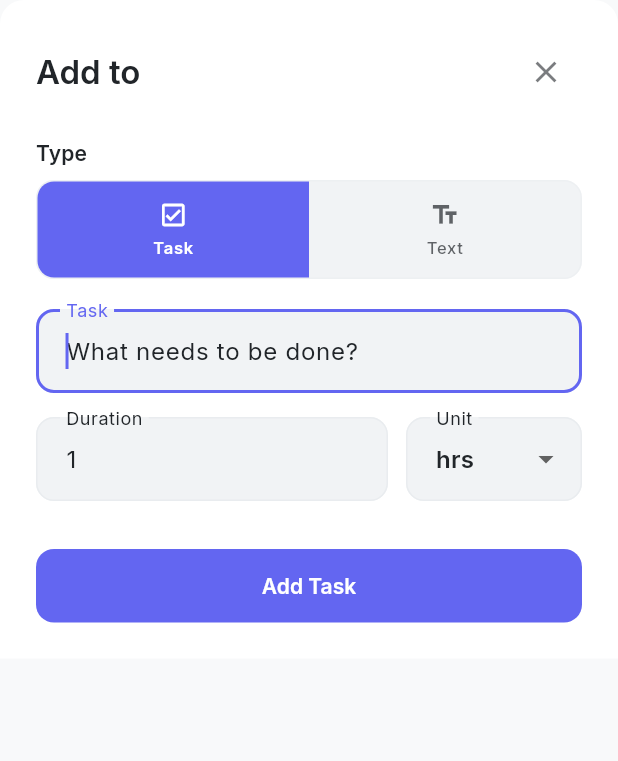
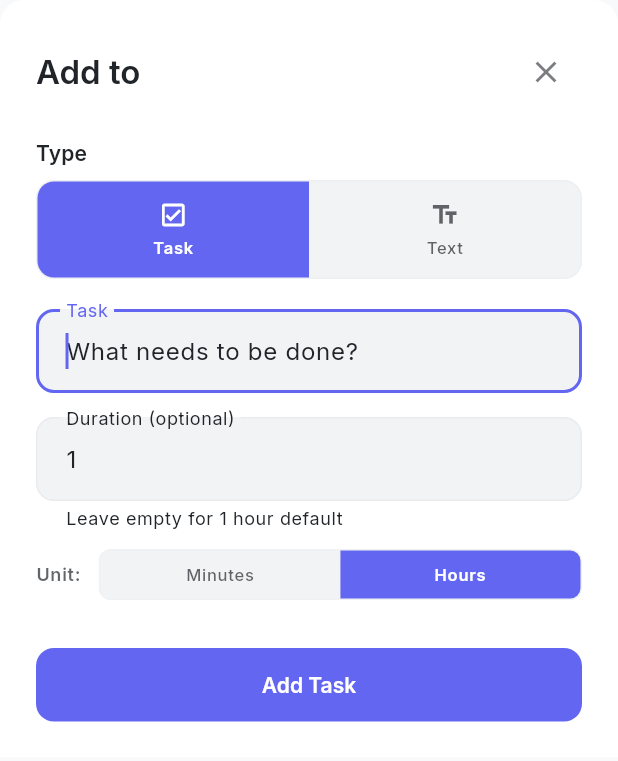
Before and after one commit to gs-deliverists-io/daily-champ, a Flutter app: the AddItemSheet widget shown alone on an empty page, opened directly with empty values, on a phone screen of 412 x 824 dp. Shown: the top 761 px of the screen. Run offline on Flutter 3.47's test engine with Material 3 defaults, Android fonts, the phone set to English and light mode, and no system bars; our stand-ins replace fl_chart, flutter_markdown_plus, flutter_slidable, google_fonts, shared_preferences, table_calendar and 1 more; accounts and stored records are empty.

Commit message:
Fix duration input UI: replace dropdown with segmented button
- Replace DropdownButtonFormField with segmented button style selector
- Prevents keyboard dismissal when selecting time unit
- Makes duration field optional (defaults to 1.0 hours if empty)
- Add helper text: 'Leave empty for 1 hour default'
- Unit selector shows 'Minutes' and 'Hours' in segmented control
- Consistent UI pattern with type selector (Task/Text)
- Fixes glitch where dropdown caused keyboard to disappear
- All 36 tests passing

```diff
--- a/lib/widgets/add_item_sheet.dart
+++ b/lib/widgets/add_item_sheet.dart
@@ -141,62 +141,43 @@ class _AddItemSheetState extends State<AddItemSheet> {
             // Time input (only for tasks)
             if (_selectedType == ItemType.task) ...[
               const SizedBox(height: AppTheme.space16),
-              Row(
-                crossAxisAlignment: CrossAxisAlignment.start,
-                children: [
-                  // Time value input
-                  Expanded(
-                    flex: 2,
-                    child: TextFormField(
+              // Duration input field
+              TextFormField(
                 controller: _timeController,
                 decoration: InputDecoration(
-                        labelText: 'Duration',
-                        hintText:
-                            _selectedTimeUnit == TimeUnit.hours ? '1' : '30',
+                  labelText: 'Duration (optional)',
+                  hintText: _selectedTimeUnit == TimeUnit.hours ? '1' : '30',
+                  helperText: 'Leave empty for 1 hour default',
                 ),
                 keyboardType:
                     const TextInputType.numberWithOptions(decimal: true),
                 textInputAction: TextInputAction.done,
                 onFieldSubmitted: (_) => _save(),
                 validator: (value) {
+                  // Allow empty - will default to 1.0
                   if (value == null || value.trim().isEmpty) {
-                          return 'Required';
+                    return null;
                   }
                   final time = double.tryParse(value);
                   if (time == null || time <= 0) {
-                          return 'Invalid';
+                    return 'Must be a positive number';
                   }
                   return null;
                 },
               ),
+              const SizedBox(height: AppTheme.space12),
+              // Unit selector (segmented button style - no keyboard dismissal)
+              Row(
+                children: [
+                  Text(
+                    'Unit:',
+                    style: theme.textTheme.labelMedium?.copyWith(
+                      color: colorScheme.onSurface.withValues(alpha: 0.7),
+                    ),
                   ),
                   const SizedBox(width: AppTheme.space12),
-                  // Unit selector dropdown
                   Expanded(
-                    flex: 1,
-                    child: DropdownButtonFormField<TimeUnit>(
-                      value: _selectedTimeUnit,
-                      decoration: const InputDecoration(
-                        labelText: 'Unit',
-                      ),
-                      items: const [
-                        DropdownMenuItem(
-                          value: TimeUnit.minutes,
-                          child: Text('min'),
-                        ),
-                        DropdownMenuItem(
-                          value: TimeUnit.hours,
-                          child: Text('hrs'),
-                        ),
-                      ],
-                      onChanged: (TimeUnit? newValue) {
-                        if (newValue != null) {
-                          setState(() {
-                            _selectedTimeUnit = newValue;
-                          });
-                        }
-                      },
-                    ),
+                    child: _buildUnitSelector(theme, colorScheme),
                   ),
                 ],
               ),
@@ -243,6 +224,79 @@ class _AddItemSheetState extends State<AddItemSheet> {
             isLast: true,
           ),
         ],
+      ),
+    );
+  }
+
+  Widget _buildUnitSelector(ThemeData theme, ColorScheme colorScheme) {
+    return Container(
+      decoration: BoxDecoration(
+        color: colorScheme.surfaceContainerHighest,
+        borderRadius: BorderRadius.circular(AppTheme.radiusSmall),
+        border: Border.all(
+          color: colorScheme.outline.withValues(alpha: 0.3),
+        ),
+      ),
+      child: Row(
+        children: [
+          _buildUnitOption(
+            theme: theme,
+            colorScheme: colorScheme,
+            unit: TimeUnit.minutes,
+            label: 'Minutes',
+            isFirst: true,
+          ),
+          _buildUnitOption(
+            theme: theme,
+            colorScheme: colorScheme,
+            unit: TimeUnit.hours,
+            label: 'Hours',
+            isLast: true,
+          ),
+        ],
+      ),
+    );
+  }
+
+  Widget _buildUnitOption({
+    required ThemeData theme,
+    required ColorScheme colorScheme,
+    required TimeUnit unit,
+    required String label,
+    bool isFirst = false,
+    bool isLast = false,
+  }) {
+    final isSelected = _selectedTimeUnit == unit;
+
+    return Expanded(
+      child: GestureDetector(
+        onTap: () => setState(() => _selectedTimeUnit = unit),
+        child: Container(
+          padding: const EdgeInsets.symmetric(
+            vertical: AppTheme.space8,
+          ),
+          decoration: BoxDecoration(
+            color: isSelected ? colorScheme.primary : Colors.transparent,
+            borderRadius: BorderRadius.horizontal(
+              left: isFirst
+                  ? const Radius.circular(AppTheme.radiusSmall - 1)
+                  : Radius.zero,
+              right: isLast
+                  ? const Radius.circular(AppTheme.radiusSmall - 1)
+                  : Radius.zero,
+            ),
+          ),
+          child: Text(
+            label,
+            textAlign: TextAlign.center,
+            style: theme.textTheme.labelSmall?.copyWith(
+              color: isSelected
+                  ? colorScheme.onPrimary
+                  : colorScheme.onSurface.withValues(alpha: 0.7),
+              fontWeight: isSelected ? FontWeight.w600 : FontWeight.w500,
+            ),
+          ),
+        ),
       ),
     );
   }
```
Lines whose indentation alone changed are shown as unchanged.
